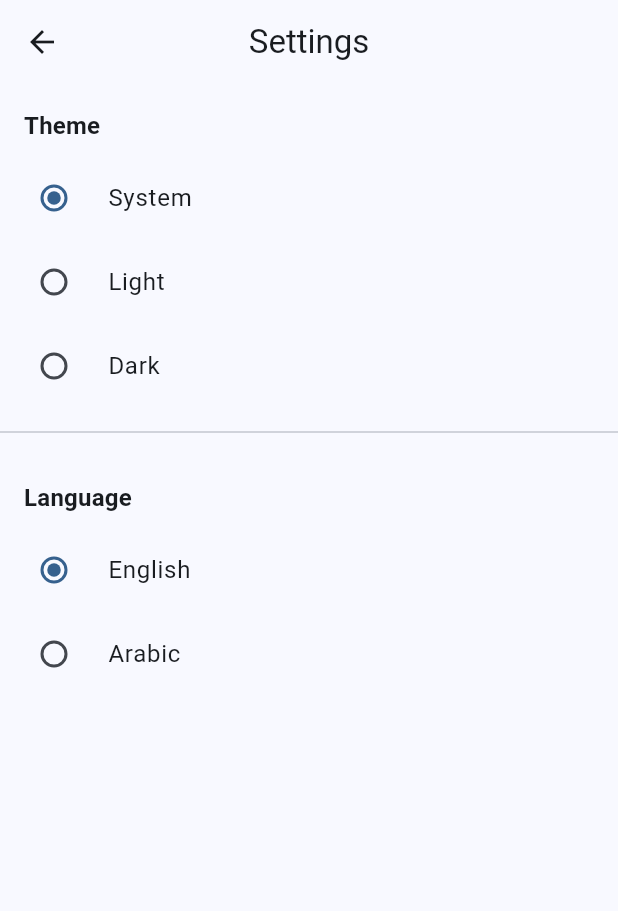
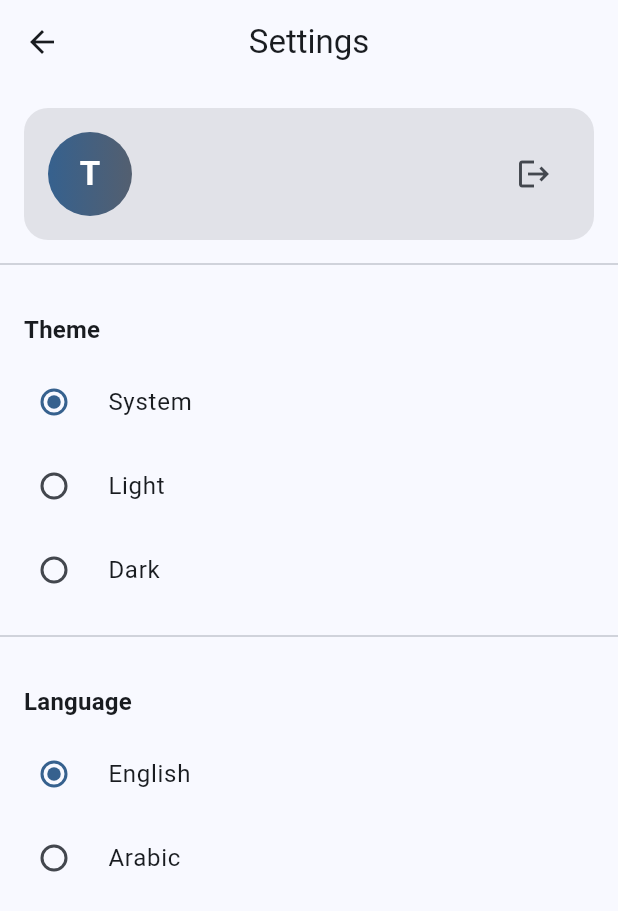
Before and after one commit to faifan143/autolab, a Flutter app: the SettingsScreen screen opened by its route, on a phone screen of 412 x 824 dp. Shown: the top 911 px of the screen. Run offline on Flutter 3.47's test engine with Material 3 defaults, Android fonts, the phone set to English and light mode, and no system bars; our stand-ins replace dio, flutter_secure_storage, get, get_storage, logger, qr_flutter and 2 more; accounts and stored records are empty.

Commit message:
feat: implement profile header in SettingsScreen and remove from HomeScreen
- Added a new profile header component in SettingsScreen to display user information and provide a logout option.
- Removed the profile header from HomeScreen to streamline the layout.
- Integrated authentication provider to manage user state and logout functionality.

```diff
--- a/frontend/autolab-mobile-app/lib/features/home/screens/home_screen.dart
+++ b/frontend/autolab-mobile-app/lib/features/home/screens/home_screen.dart
@@ -53,22 +53,6 @@ class HomeScreen extends StatelessWidget {
                 ),
                 const SizedBox(width: 8),
               ],
-            ),
-            SliverPadding(
-              padding: const EdgeInsets.fromLTRB(16, 8, 16, 0),
-              sliver: SliverToBoxAdapter(
-                child: _ProfileHeader(
-                  name: user?.name ?? 'Teacher',
-                  email: user?.email ?? '',
-                  onLogout: () async {
-                    await auth.logout();
-                    if (context.mounted) {
-                      Navigator.of(context)
-                          .pushReplacementNamed(AppRoutes.login);
-                    }
-                  },
-                ),
-              ),
             ),
             SliverPadding(
               padding: const EdgeInsets.fromLTRB(16, 16, 16, 0),
--- a/frontend/autolab-mobile-app/lib/features/settings/screens/settings_screen.dart
+++ b/frontend/autolab-mobile-app/lib/features/settings/screens/settings_screen.dart
@@ -1,7 +1,10 @@
 import 'package:flutter/material.dart';
 import 'package:get/get.dart';
+import 'package:provider/provider.dart';
 import '../../../core/controllers/theme_controller.dart';
 import '../../../core/controllers/locale_controller.dart';
+import '../../../core/providers/auth_provider.dart';
+import '../../../core/routes/app_routes.dart';
 
 class SettingsScreen extends StatelessWidget {
   const SettingsScreen({super.key});
@@ -12,6 +15,8 @@ class SettingsScreen extends StatelessWidget {
     final localeCtrl = Get.find<LocaleController>();
     final theme = Theme.of(context);
     final color = theme.colorScheme;
+    final auth = Provider.of<AuthProvider>(context);
+    final user = auth.user;
 
     return Scaffold(
       appBar: AppBar(
@@ -19,6 +24,39 @@ class SettingsScreen extends StatelessWidget {
       ),
       body: ListView(
         children: [
+          const SizedBox(height: 16),
+          _SettingsProfileHeader(
+            name: user?.name ?? 'Teacher',
+            email: user?.email ?? '',
+            onLogout: () async {
+              final confirmed = await showDialog<bool>(
+                context: context,
+                builder: (ctx) => AlertDialog(
+                  title: const Text('Confirm logout'),
+                  content: const Text(
+                      'Are you sure you want to log out of AutoLab Teacher?'),
+                  actions: [
+                    TextButton(
+                      onPressed: () => Navigator.of(ctx).pop(false),
+                      child: const Text('Cancel'),
+                    ),
+                    ElevatedButton(
+                      onPressed: () => Navigator.of(ctx).pop(true),
+                      child: const Text('Logout'),
+                    ),
+                  ],
+                ),
+              );
+
+              if (confirmed == true) {
+                await auth.logout();
+                if (context.mounted) {
+                  Navigator.of(context).pushReplacementNamed(AppRoutes.login);
+                }
+              }
+            },
+          ),
+          const Divider(height: 32),
           _SectionHeader(title: 'theme'.tr),
           Obx(() {
             final mode = themeCtrl.themeMode.value;
@@ -91,3 +129,82 @@ class _SectionHeader extends StatelessWidget {
     );
   }
 }
+
+class _SettingsProfileHeader extends StatelessWidget {
+  final String name;
+  final String email;
+  final VoidCallback onLogout;
+
+  const _SettingsProfileHeader({
+    required this.name,
+    required this.email,
+    required this.onLogout,
+  });
+
+  @override
+  Widget build(BuildContext context) {
+    final theme = Theme.of(context);
+    final color = theme.colorScheme;
+    final initials = name.isNotEmpty ? name.trim()[0].toUpperCase() : 'T';
+
+    return Padding(
+      padding: const EdgeInsets.symmetric(horizontal: 16),
+      child: Container(
+        padding: const EdgeInsets.all(16),
+        decoration: BoxDecoration(
+          color: color.surfaceContainerHighest,
+          borderRadius: BorderRadius.circular(16),
+        ),
+        child: Row(
+          children: [
+            Container(
+              width: 56,
+              height: 56,
+              decoration: BoxDecoration(
+                shape: BoxShape.circle,
+                gradient: LinearGradient(
+                  colors: [color.primary, color.secondary],
+                ),
+              ),
+              child: Center(
+                child: Text(
+                  initials,
+                  style: theme.textTheme.titleLarge?.copyWith(
+                    color: color.onPrimary,
+                    fontWeight: FontWeight.w700,
+                  ),
+                ),
+              ),
+            ),
+            const SizedBox(width: 16),
+            Expanded(
+              child: Column(
+                crossAxisAlignment: CrossAxisAlignment.start,
+                children: [
+                  Text(
+                    name,
+                    style: theme.textTheme.titleMedium?.copyWith(
+                      fontWeight: FontWeight.w700,
+                    ),
+                  ),
+                  const SizedBox(height: 4),
+                  Text(
+                    email,
+                    style: theme.textTheme.bodySmall?.copyWith(
+                      color: color.onSurfaceVariant,
+                    ),
+                  ),
+                ],
+              ),
+            ),
+            IconButton(
+              tooltip: 'Logout',
+              onPressed: onLogout,
+              icon: const Icon(Icons.logout),
+            ),
+          ],
+        ),
+      ),
+    );
+  }
+}
```
